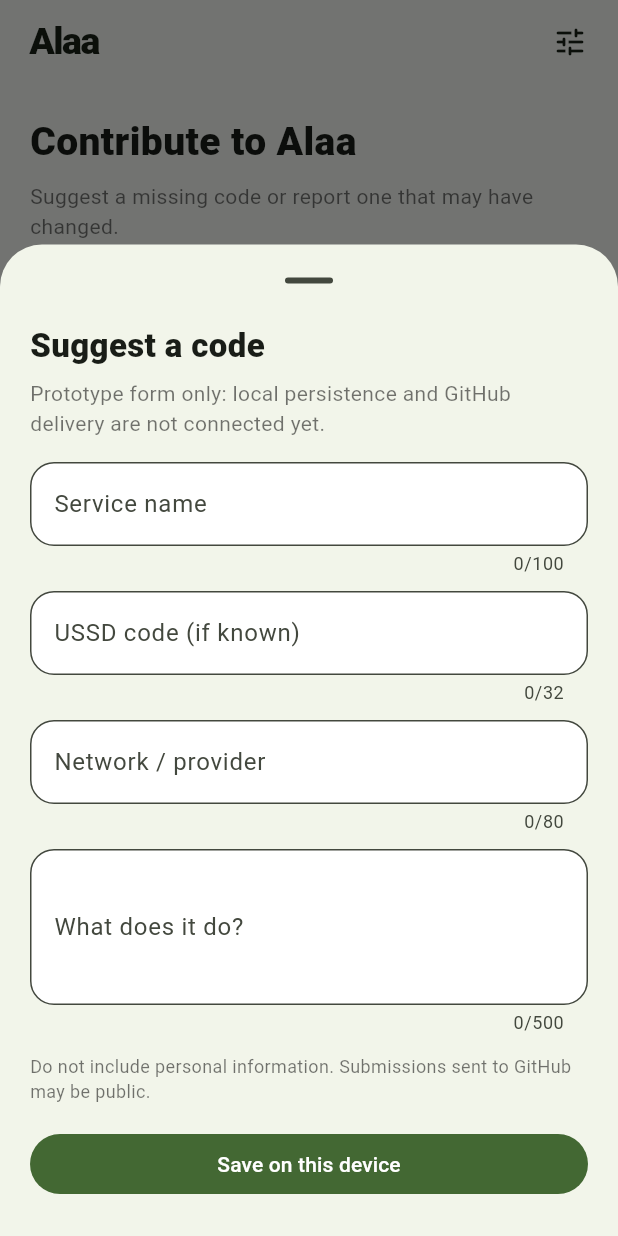
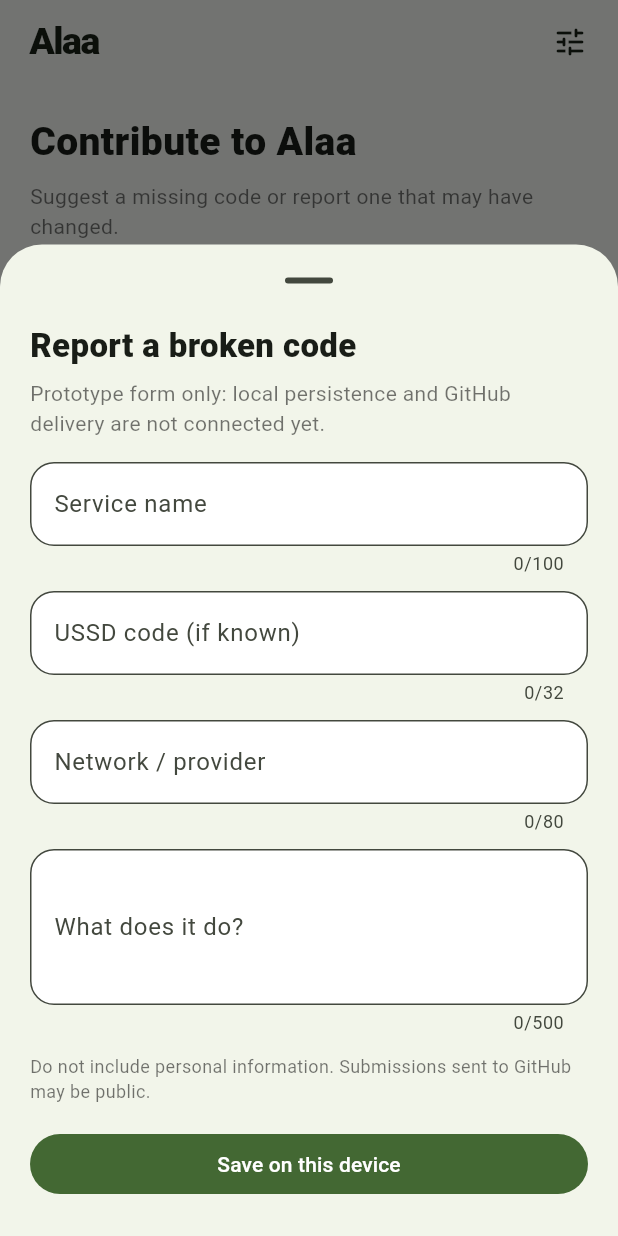
Before and after one commit to mystrdan/Alaa, a Flutter app: the screen it shows after launch, item 4 of the bottom bar chosen, after a tap on "Report a broken code", on a phone screen of 412 x 824 dp. Run offline on Flutter 3.47's test engine with Material 3 defaults, Android fonts, the light colour scheme and no system bars; our stand-ins replace share_plus, shared_preferences.

Commit message:
fix: distinguish contribution reports from suggestions

```diff
--- a/lib/main.dart
+++ b/lib/main.dart
@@ -189,11 +189,11 @@
         const SizedBox(height: 8),
         const Text('Suggest a missing code or report one that may have changed.', style: TextStyle(color: Colors.black54)),
         const SizedBox(height: 18),
-        FilledButton.icon(onPressed: _newContribution, icon: const Icon(Icons.add_rounded), label: const Text('Suggest a USSD code')),
+        FilledButton.icon(onPressed: () => _newContribution(type: 'suggestion'), icon: const Icon(Icons.add_rounded), label: const Text('Suggest a USSD code')),
         const SizedBox(height: 10),
-        OutlinedButton.icon(onPressed: _newContribution, icon: const Icon(Icons.flag_outlined), label: const Text('Report a broken code')),
+        OutlinedButton.icon(onPressed: () => _newContribution(type: 'report'), icon: const Icon(Icons.flag_outlined), label: const Text('Report a broken code')),
         const SizedBox(height: 20),
-        if (_contributions.isEmpty) _empty('No contributions yet', 'Pending contributions will appear here.') else ..._contributions.map((item) => Card(child: ListTile(leading: const Icon(Icons.schedule_rounded), title: Text(item.name), subtitle: Text('${item.country} · local prototype queue'), trailing: const Chip(label: Text('Pending'))))),
+        if (_contributions.isEmpty) _empty('No contributions yet', 'Pending contributions will appear here.') else ..._contributions.map((item) => Card(child: ListTile(leading: const Icon(Icons.schedule_rounded), title: Text(item.name), subtitle: Text('${item.country} · local prototype queue'), trailing: Chip(label: Text(item.status[0].toUpperCase() + item.status.substring(1)))))),
         const SizedBox(height: 14),
         const _DemoNotice(),
         const SizedBox(height: 10),
@@ -222,7 +222,7 @@
 
   Widget _empty(String title, String body) => Padding(padding: const EdgeInsets.symmetric(vertical: 34), child: Column(children: [const Icon(Icons.search_off_rounded, size: 38, color: Colors.black38), const SizedBox(height: 12), Text(title, style: const TextStyle(fontWeight: FontWeight.w700, fontSize: 16)), const SizedBox(height: 5), Text(body, textAlign: TextAlign.center, style: const TextStyle(color: Colors.black54))]));
 
-  void _newContribution() {
+  void _newContribution({String type = 'suggestion'}) {
     final name = TextEditingController();
     final code = TextEditingController();
     final provider = TextEditingController();
@@ -230,7 +230,7 @@
     showModalBottomSheet<void>(context: context, isScrollControlled: true, showDragHandle: true, builder: (sheetContext) => Padding(
       padding: EdgeInsets.fromLTRB(20, 4, 20, MediaQuery.of(sheetContext).viewInsets.bottom + 24),
       child: SingleChildScrollView(child: Column(crossAxisAlignment: CrossAxisAlignment.start, mainAxisSize: MainAxisSize.min, children: [
-        const Text('Suggest a code', style: TextStyle(fontSize: 22, fontWeight: FontWeight.w800)),
+        Text(type == 'report' ? 'Report a broken code' : 'Suggest a code', style: const TextStyle(fontSize: 22, fontWeight: FontWeight.w800)),
         const SizedBox(height: 6),
         const Text('Prototype form only: local persistence and GitHub delivery are not connected yet.', style: TextStyle(color: Colors.black54)),
         const SizedBox(height: 16),
@@ -251,7 +251,7 @@
             ScaffoldMessenger.of(sheetContext).showSnackBar(const SnackBar(content: Text('Add a service name and explain what the code does.')));
             return;
           }
-          setState(() => _contributions.add(_Contribution(id: 'draft-${DateTime.now().microsecondsSinceEpoch}', type: 'suggestion', name: serviceName, country: _country, code: code.text.trim(), provider: provider.text.trim(), description: summary, createdAt: DateTime.now().toUtc().toIso8601String())));
+          setState(() => _contributions.add(_Contribution(id: 'draft-${DateTime.now().microsecondsSinceEpoch}', type: type, name: serviceName, country: _country, code: code.text.trim(), provider: provider.text.trim(), description: summary, createdAt: DateTime.now().toUtc().toIso8601String())));
           _saveContributions();
           Navigator.pop(sheetContext);
           ScaffoldMessenger.of(context).showSnackBar(const SnackBar(content: Text('Saved on this device. Automatic delivery is not connected yet.')));
```
